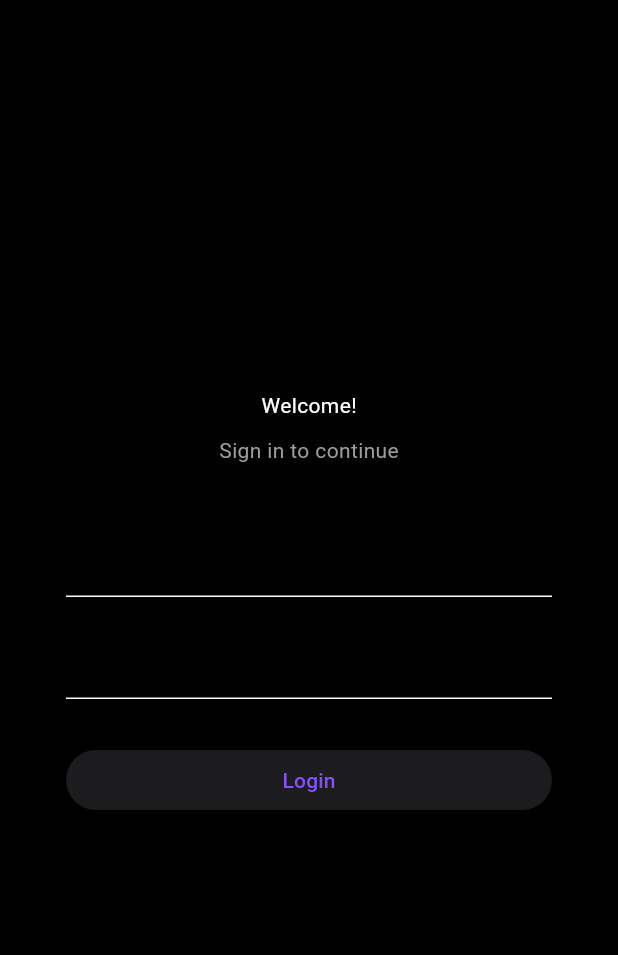
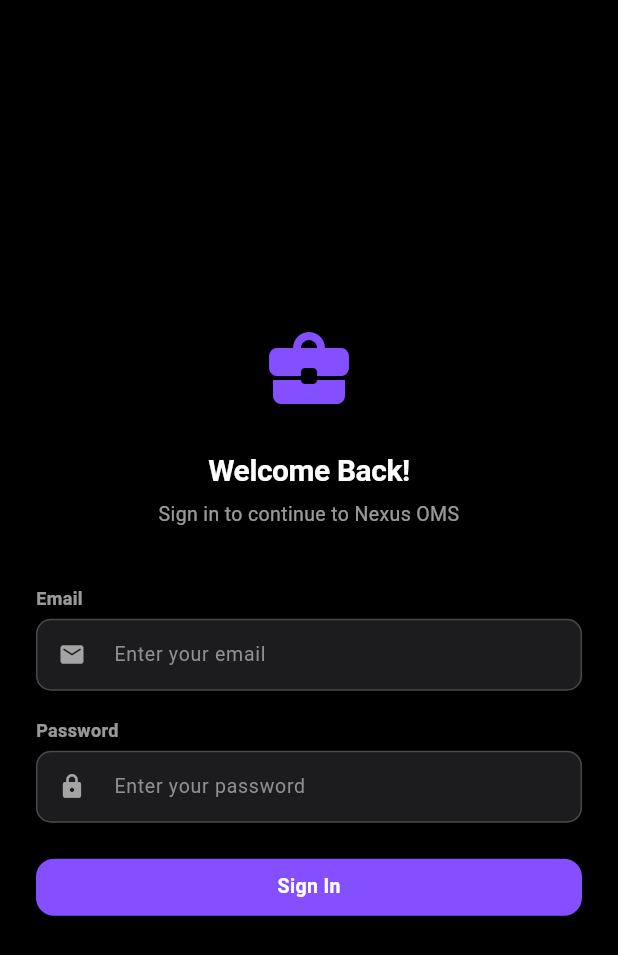
Before and after one commit to Anikshakya/OMS-Office-Management-System-, a Flutter app: the screen it shows after launch, on a phone screen of 412 x 824 dp. Shown: the top 955 px of the screen. Run offline on Flutter 3.47's test engine with Material 3 defaults, Android fonts, the light colour scheme and no system bars; our stand-ins replace dio, fluttertoast, get, get_storage.

Commit message:
[Managed] -added validation -displayed profile data -added leave controller and displayed leave history

```diff
--- /dev/null
+++ b/lib/controllers/app_controller.dart
@@ -0,0 +1,42 @@
+import 'package:flutter/material.dart';
+import 'package:get/get.dart';
+import 'package:oms/state/app_state.dart' show ToastNotification, ToastType;
+
+class AppController extends GetxController {
+  final Rx<ThemeMode> themeMode = ThemeMode.dark.obs;
+  bool get isDarkMode => themeMode.value == ThemeMode.dark;
+
+  final RxInt selectedPageIndex = 0.obs;
+
+  final RxList<ToastNotification> toasts = <ToastNotification>[].obs;
+
+  void toggleTheme() {
+    themeMode.value = themeMode.value == ThemeMode.dark ? ThemeMode.light : ThemeMode.dark;
+  }
+
+  void setThemeMode(ThemeMode mode) {
+    themeMode.value = mode;
+  }
+
+  void setPageIndex(int index) {
+    selectedPageIndex.value = index;
+  }
+
+  void showToast(String title, String message, ToastType type) {
+    final toast = ToastNotification(
+      id: DateTime.now().millisecondsSinceEpoch.toString(),
+      title: title,
+      message: message,
+      type: type,
+    );
+    toasts.add(toast);
+
+    Future.delayed(const Duration(seconds: 4), () {
+      toasts.removeWhere((t) => t.id == toast.id);
+    });
+  }
+
+  void dismissToast(String id) {
+    toasts.removeWhere((t) => t.id == id);
+  }
+}
--- a/lib/main.dart
+++ b/lib/main.dart
@@ -1,5 +1,4 @@
 import 'package:flutter/material.dart';
-import 'package:get/get_navigation/src/root/get_material_app.dart';
 import 'package:get_storage/get_storage.dart';
 import 'services/cache_service.dart';
 import 'state/app_state.dart';
@@ -15,9 +14,18 @@
 import 'widgets/common/custom_toast.dart';
 import 'widgets/navigation/responsive_navigation.dart';
 
+import 'package:get/get.dart';
+import 'controllers/user_controller.dart';
+import 'controllers/app_controller.dart';
+import 'controllers/leave_controller.dart';
+
 Future<void> main() async {
   WidgetsFlutterBinding.ensureInitialized();
   await GetStorage.init();
+  Get.put(UserController());
+  Get.put(AppController());
+  Get.put(LeaveController());
+  appState = AppState();
   runApp(const OmsApp());
 }
 
@@ -28,7 +36,7 @@
   State<OmsApp> createState() => _OmsAppState();
 }
 
-final AppState appState = AppState();
+late final AppState appState;
 
 Widget buildCurrentPage(int index) {
   final pageBuilders = <Widget Function()>[
@@ -51,21 +59,19 @@
 
   @override
   Widget build(BuildContext context) {
-    return AnimatedBuilder(
-      animation: appState,
-      builder: (context, child) => Stack(
+    final appController = Get.find<AppController>();
+    return Obx(() => Stack(
       children: [
         ResponsiveNavigationShell(
           state: appState,
-            body: buildCurrentPage(appState.selectedPageIndex),
+          body: buildCurrentPage(appController.selectedPageIndex.value),
         ),
         ToastOverlayRenderer(
-            toasts: appState.toasts,
-            onDismiss: appState.dismissToast,
+          toasts: appController.toasts,
+          onDismiss: appController.dismissToast,
         ),
       ],
-      ),
-    );
+    ));
   }
 }
 
@@ -78,20 +84,16 @@
 
   @override
   Widget build(BuildContext context) {
-    return AnimatedBuilder(
-      animation: appState,
-      builder: (context, child) {
-        return GetMaterialApp(
+    final appController = Get.find<AppController>();
+    return Obx(() => GetMaterialApp(
       title: 'Nexus Office Management System',
       debugShowCheckedModeBanner: false,
       theme: AppTheme.lightTheme,
       darkTheme: AppTheme.darkTheme,
-          themeMode: appState.themeMode,
+      themeMode: appController.themeMode.value,
       home: read(StorageKeys.apiToken) != ""
           ? const AuthenticatedHome()
           : const LoginPage(),
-        );
-      },
-    );
+    ));
   }
 }
--- a/lib/screens/login_page.dart
+++ b/lib/screens/login_page.dart
@@ -1,7 +1,11 @@
-import 'package:flutter/foundation.dart';
 import 'package:flutter/material.dart';
 import 'package:get/get.dart';
 import 'package:oms/controllers/auth_controller.dart';
+import 'package:oms/theme/app_typography.dart';
+import 'package:oms/theme/app_colors.dart';
+import 'package:oms/widgets/common/custom_inputs.dart';
+import 'package:oms/widgets/common/custom_buttons.dart';
+import 'package:oms/app_config/validator.dart';
 
 class LoginPage extends StatefulWidget {
   const LoginPage({super.key});
@@ -14,7 +18,6 @@
   final _emailController = TextEditingController();
   final _passwordController = TextEditingController();
   final _formKey = GlobalKey<FormState>();
-  RxBool isLoginLoading = false.obs;
 
   @override
   void dispose() {
@@ -23,68 +26,46 @@
     super.dispose();
   }
 
-  // //auth controller
-  // Future<void> _login() async {
-
-  //   if (!_formKey.currentState!.validate()) return;
-
-  //   try {
-  //     isLoginLoading(true);
-  //     await FirebaseAuth.instance.signInWithEmailAndPassword(
-  //       email: _emailController.text.trim(),
-  //       password: _passwordController.text.trim(),
-  //     );
-  //     write("token", _emailController.text.trim());
-
-  //     // Login successful - navigate to home
-  //     if (!mounted) return;
-  //     Get.offAll(() => HomePage());
-  //   } on FirebaseAuthException catch (e) {
-  //     if (!mounted) return;
-
-  //     String errorMessage = 'Login failed. Please try again.';
-  //     if (e.code == 'user-not-found') {
-  //       errorMessage = 'No user found with this email.';
-  //     } else if (e.code == 'wrong-password') {
-  //       errorMessage = 'Incorrect password.';
-  //     } else if (e.code == 'invalid-email') {
-  //       errorMessage = 'Invalid email address.';
-  //     }
-
-  //    showErrorToast(errorMessage);
-  //   } catch (e) {
-  //     if (!mounted) return;
-  //     showErrorToast('An error occurred: $e');
-  //   } finally {
-  //     isLoginLoading(false);
-  //   }
-  // }
-
   @override
   Widget build(BuildContext context) {
+    final isDark = Theme.of(context).brightness == Brightness.dark;
+
     return Scaffold(
-      body: Padding(
+      backgroundColor: isDark ? AppColors.bgDark : AppColors.bgLight,
+      body: Center(
+        child: SingleChildScrollView(
           padding: const EdgeInsets.all(24.0),
-        child: Center(
-          child: SingleChildScrollView(
+          child: ConstrainedBox(
+            constraints: const BoxConstraints(maxWidth: 400),
             child: Column(
               mainAxisAlignment: MainAxisAlignment.center,
+              crossAxisAlignment: CrossAxisAlignment.stretch,
               children: [
-                Text('Welcome!'),
-                const SizedBox(height: 10),
-                const Text(
-                  'Sign in to continue',
-                  style: TextStyle(color: Colors.grey),
+                // Logo or Icon placeholder
+                Icon(
+                  Icons.business_center_rounded,
+                  size: 64,
+                  color: AppColors.primary,
+                ),
+                const SizedBox(height: 24),
+
+                Text(
+                  'Welcome Back!',
+                  textAlign: TextAlign.center,
+                  style: AppTypography.displayMedium(isDark),
+                ),
+                const SizedBox(height: 8),
+                Text(
+                  'Sign in to continue to Nexus OMS',
+                  textAlign: TextAlign.center,
+                  style: AppTypography.bodyMedium(isDark),
                 ),
                 const SizedBox(height: 40),
 
-                loginCreds(),
-                const SizedBox(height: 30),
+                _buildLoginForm(),
+                const SizedBox(height: 24),
 
-                // Login Button
-                loginButton(),
-
-                const SizedBox(height: 20),
+                _buildLoginButton(),
               ],
             ),
           ),
@@ -93,61 +74,41 @@
     );
   }
 
-  //login credentials
-  Form loginCreds() {
+  Widget _buildLoginForm() {
     return Form(
       key: _formKey,
-      child: Padding(
-        padding: EdgeInsets.symmetric(horizontal: kIsWeb ? 400 : 20),
       child: Column(
         children: [
-            TextFormField(
+          AppTextField(
+            label: 'Email',
+            hint: 'Enter your email',
             controller: _emailController,
-              // headingText: "Email",
-              validator: (value) {
-                if (value == null || value.isEmpty) {
-                  return 'Please enter your email';
-                }
-                if (!value.contains('@')) {
-                  return 'Please enter a valid email';
-                }
-                return null;
-              },
+            prefixIcon: Icons.email_rounded,
+            validator: Validator.validateEmail,
           ),
-
           const SizedBox(height: 20),
-
-            TextFormField(
+          AppTextField(
+            label: 'Password',
+            hint: 'Enter your password',
             controller: _passwordController,
-              // headingText: "Password",
-              validator: (value) {
-                if (value == null || value.isEmpty) {
-                  return 'Please enter your password';
-                }
-                if (value.length < 6) {
-                  return 'Password must be at least 6 characters';
-                }
-                return null;
-              },
+            prefixIcon: Icons.lock_rounded,
+            obscureText: true,
+            maxLines: 1,
+            validator: Validator.validatePassword,
           ),
         ],
-        ),
       ),
     );
   }
 
-  Padding loginButton() {
-    return Padding(
-      padding: EdgeInsets.symmetric(horizontal: kIsWeb ? 400 : 20),
-      child: Obx(() {
-        AuthController authController = Get.put(AuthController());
-        // Use Obx to make it reactive
-        return SizedBox(
-          width: double.infinity,
-          child: ElevatedButton(
-            onPressed: authController.isLoginLoading.isTrue
-                ? null
-                : () {
+  Widget _buildLoginButton() {
+    return Obx(() {
+      final authController = Get.put(AuthController());
+      return AppButton.primary(
+        label: 'Sign In',
+        isFullWidth: true,
+        isLoading: authController.isLoginLoading.value,
+        onPressed: () {
           if (_formKey.currentState!.validate()) {
             authController.login(
               email: _emailController.text,
@@ -155,10 +116,7 @@
             );
           }
         },
-            child: const Text("Login"),
-          ),
       );
-      }),
-    );
+    });
   }
 }
--- a/lib/widgets/common/custom_inputs.dart
+++ b/lib/widgets/common/custom_inputs.dart
@@ -14,6 +14,7 @@
   final int maxLines;
   final bool enabled;
   final String? initialValue;
+  final FormFieldValidator<String>? validator;
 
   const AppTextField({
     super.key,
@@ -28,6 +29,7 @@
     this.maxLines = 1,
     this.enabled = true,
     this.initialValue,
+    this.validator,
   });
 
   @override
@@ -55,6 +57,7 @@
           obscureText: obscureText,
           maxLines: maxLines,
           enabled: enabled,
+          validator: validator,
           style: AppTypography.bodyLarge(isDark),
           decoration: InputDecoration(
             hintText: hint,
```
Also changed, not shown: lib/app_config/validator.dart (added, +22 -0 lines), lib/controllers/auth_controller.dart (+8 -0 lines), lib/controllers/leave_controller.dart (added, +113 -0 lines), lib/controllers/user_controller.dart (added, +30 -0 lines), lib/screens/dashboard_screen.dart (+11 -3 lines), lib/screens/leave_history_screen.dart (+18 -2 lines), lib/state/app_state.dart (+31 -41 lines), 4 other files. Lines whose indentation alone changed are shown as unchanged.
